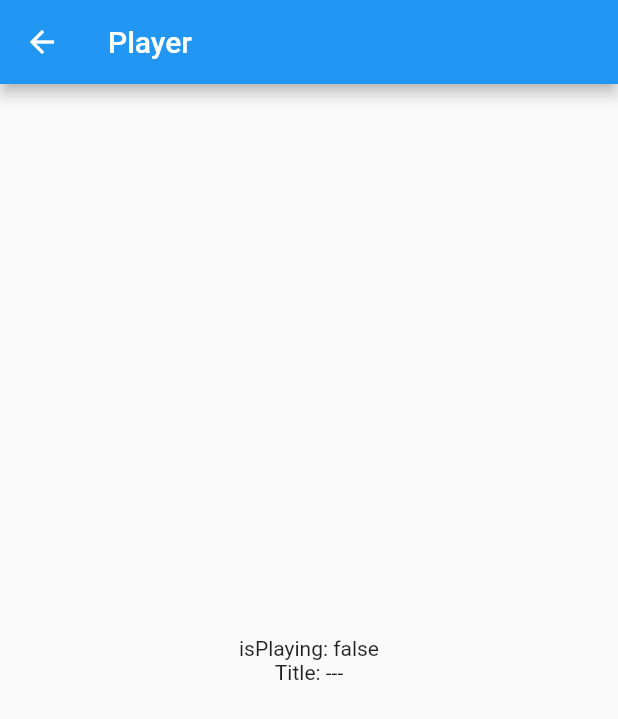
After one commit to GioPan04/linux-remote-app, a Flutter app: the PlayerScreen screen opened by its route, on a phone screen of 412 x 824 dp. The commit adds this screen. Shown: the top 719 px of the screen. Run offline on Flutter 3.47's test engine with Material 2 defaults, Android fonts, the phone set to English and light mode, and no system bars; our stand-ins replace flutter_riverpod.

Commit message:
Player state

```diff
--- a/lib/main.dart
+++ b/lib/main.dart
@@ -1,6 +1,7 @@
 import 'package:flutter/material.dart';
 import 'package:flutter_riverpod/flutter_riverpod.dart';
 import 'package:linux_remote_app/providers/providers.dart';
+import 'package:linux_remote_app/screens/player.dart';
 import 'package:linux_remote_app/screens/remote.dart';
 import 'package:linux_remote_app/screens/splash.dart';
 
@@ -27,7 +28,8 @@ class MyApp extends StatelessWidget {
         routes: {
           '/': (context) => const SplashScreen(),
           '/home': (context) => const Home(),
-          '/mouse': (context) => const RemoteScreen()
+          '/mouse': (context) => const RemoteScreen(),
+          '/player': (context) => const PlayerScreen()
         },
       ),
     );
@@ -84,6 +86,10 @@ class _HomeState extends State<Home> {
             title: const Text("Remote control"),
             onTap: () => Navigator.of(context).pushNamed('/mouse'),
           ),
+          ListTile(
+            title: const Text("Player"),
+            onTap: () => Navigator.of(context).pushNamed('/player'),
+          ),
         ],
       ),
     );
--- a/lib/models/message.dart
+++ b/lib/models/message.dart
@@ -31,5 +31,5 @@ class Message {
 }
 
 abstract class MessagePayload {
-  Map<String, dynamic> toJson();
+  Map<String, dynamic>? toJson();
 }
--- /dev/null
+++ b/lib/models/track.dart
@@ -0,0 +1,20 @@
+import 'package:linux_remote_app/models/message.dart';
+
+class Track extends MessagePayload {
+  final String? title;
+  final String? album;
+  final List<String>? artists;
+
+  Track({this.title, this.album, this.artists});
+
+  factory Track.fromJson(Map<String, dynamic> data) {
+    return Track(
+      title: data['title'] as String,
+      album: data['album'] as String,
+      artists: (data['artists'] as List<dynamic>).cast<String>(),
+    );
+  }
+
+  @override
+  Map<String, dynamic>? toJson() => null;
+}
--- /dev/null
+++ b/lib/providers/player_provider.dart
@@ -0,0 +1,8 @@
+import 'package:linux_remote_app/models/track.dart';
+
+class PlayerState {
+  final Track? currentTrack;
+  final bool isPlaying;
+
+  PlayerState({this.currentTrack, this.isPlaying = false});
+}
--- a/lib/providers/providers.dart
+++ b/lib/providers/providers.dart
@@ -2,10 +2,12 @@ import 'dart:io';
 
 import 'package:flutter/widgets.dart';
 import 'package:flutter_riverpod/flutter_riverpod.dart';
+import 'package:linux_remote_app/providers/player_provider.dart';
 import 'package:linux_remote_app/providers/socket_provider.dart';
 
 final GlobalKey<NavigatorState> navigatorKey = GlobalKey<NavigatorState>();
 
+final playerProvider = StateProvider<PlayerState>((ref) => PlayerState());
 final socketProvider = StateNotifierProvider<SocketNotifier, Socket?>(
-  (ref) => SocketNotifier(navigatorKey: navigatorKey),
+  (ref) => SocketNotifier(ref: ref, navigatorKey: navigatorKey),
 );
--- a/lib/providers/socket_provider.dart
+++ b/lib/providers/socket_provider.dart
@@ -3,11 +3,18 @@ import 'dart:io';
 import 'package:flutter/widgets.dart';
 import 'package:flutter_riverpod/flutter_riverpod.dart';
 import 'package:linux_remote_app/models/message.dart';
+import 'package:linux_remote_app/models/track.dart';
+import 'package:linux_remote_app/providers/player_provider.dart';
+import 'package:linux_remote_app/providers/providers.dart';
 
 class SocketNotifier extends StateNotifier<Socket?> {
   final GlobalKey<NavigatorState> navigatorKey;
+  final Ref ref;
 
-  SocketNotifier({required this.navigatorKey}) : super(null);
+  SocketNotifier({
+    required this.ref,
+    required this.navigatorKey,
+  }) : super(null);
 
   Future<void> connect() async {
     try {
@@ -22,6 +29,29 @@ class SocketNotifier extends StateNotifier<Socket?> {
   void _onMessage(List<int> event) {
     final Message message = Message.fromBytes(event);
     print("target: ${message.target}: ${message.payload}");
+    switch (message.target) {
+      case 'player:track_changed':
+        final Track track = Track.fromJson(message.payload);
+        ref.read(playerProvider.notifier).update(
+              (state) => PlayerState(
+                currentTrack: track,
+                isPlaying: false,
+              ),
+            );
+        break;
+      case 'player:playing':
+        ref.read(playerProvider.notifier).update(
+              (state) => PlayerState(
+                  isPlaying: true, currentTrack: state.currentTrack),
+            );
+        break;
+      case 'player:paused':
+        ref.read(playerProvider.notifier).update(
+              (state) => PlayerState(
+                  isPlaying: false, currentTrack: state.currentTrack),
+            );
+        break;
+    }
   }
 
   Future<void> sendMessage(Message message) {
--- /dev/null
+++ b/lib/screens/player.dart
@@ -0,0 +1,26 @@
+import 'package:flutter/material.dart';
+import 'package:flutter_riverpod/flutter_riverpod.dart';
+import 'package:linux_remote_app/providers/providers.dart';
+
+class PlayerScreen extends ConsumerWidget {
+  const PlayerScreen({super.key});
+
+  @override
+  Widget build(BuildContext context, WidgetRef ref) {
+    final state = ref.watch(playerProvider);
+
+    return Scaffold(
+      appBar: AppBar(title: const Text('Player')),
+      body: Center(
+        child: Column(
+          mainAxisAlignment: MainAxisAlignment.center,
+          crossAxisAlignment: CrossAxisAlignment.center,
+          children: [
+            Text('isPlaying: ${state.isPlaying}'),
+            Text('Title: ${state.currentTrack?.title ?? '---'}')
+          ],
+        ),
+      ),
+    );
+  }
+}
```
